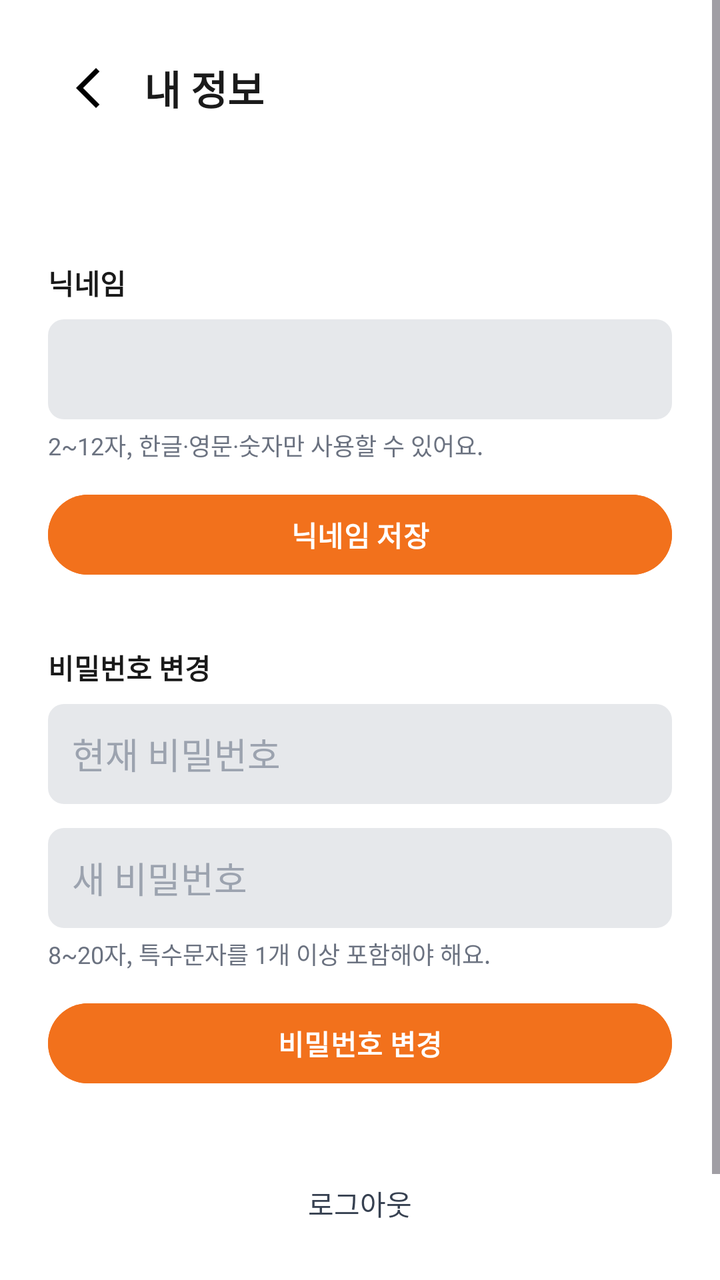
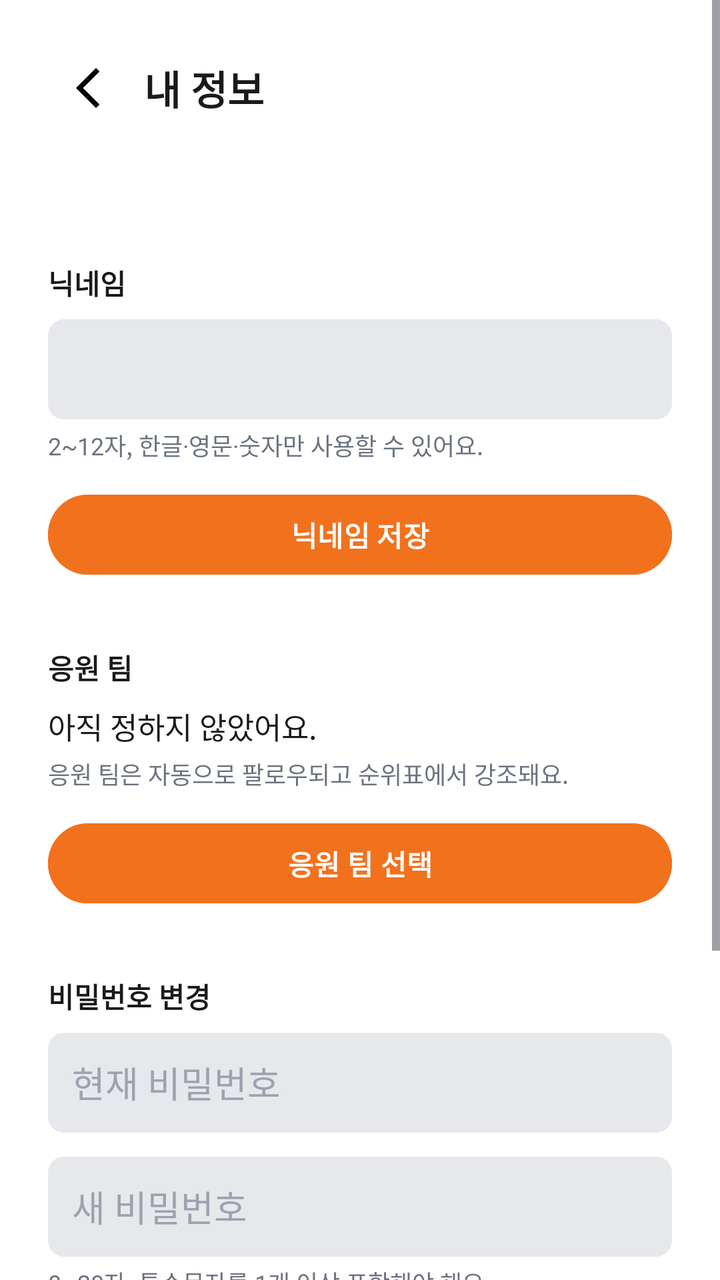

Screens rendered from an Android XML layout before and after an edit, with the pre-edit source and the edit as a unified diff.
<!-- AndroidManifest.xml: application theme Theme.SScore -->
<!-- res/layout/activity_profile.xml -->
<?xml version="1.0" encoding="utf-8"?>
<ScrollView
    xmlns:android="http://schemas.android.com/apk/res/android"
    android:layout_width="match_parent"
    android:layout_height="match_parent"
    android:background="@color/bg"
    android:fillViewport="true">

    <LinearLayout
        android:layout_width="match_parent"
        android:layout_height="wrap_content"
        android:orientation="vertical"
        android:padding="24dp">

        <LinearLayout
            android:layout_width="match_parent"
            android:layout_height="wrap_content"
            android:gravity="center_vertical"
            android:orientation="horizontal"
            android:layout_marginBottom="24dp">

            <ImageView
                android:id="@+id/btnBack"
                android:layout_width="40dp"
                android:layout_height="40dp"
                android:padding="8dp"
                android:src="@drawable/ic_arrow_back"
                android:contentDescription="뒤로" />

            <TextView
                android:layout_width="wrap_content"
                android:layout_height="wrap_content"
                android:layout_marginStart="8dp"
                android:text="내 정보"
                android:textColor="@color/text_primary"
                android:textSize="20sp"
                android:textStyle="bold" />
        </LinearLayout>

        <TextView
            android:id="@+id/tvEmail"
            android:layout_width="match_parent"
            android:layout_height="wrap_content"
            android:layout_marginBottom="24dp"
            android:textColor="@color/text_secondary"
            android:textSize="14sp" />

        
        <TextView
            android:layout_width="wrap_content"
            android:layout_height="wrap_content"
            android:layout_marginBottom="8dp"
            android:text="닉네임"
            android:textColor="@color/text_primary"
            android:textSize="14sp"
            android:textStyle="bold" />

        <EditText
            android:id="@+id/etNickname"
            android:layout_width="match_parent"
            android:layout_height="50dp"
            android:background="@drawable/edittext_bg"
            android:inputType="text"
            android:maxLength="12"
            android:padding="12dp"
            android:textColor="@color/text_primary" />

        <TextView
            android:layout_width="match_parent"
            android:layout_height="wrap_content"
            android:layout_marginTop="4dp"
            android:text="2~12자, 한글·영문·숫자만 사용할 수 있어요."
            android:textColor="@color/text_secondary"
            android:textSize="12sp" />

        <Button
            android:id="@+id/btnSaveNickname"
            android:layout_width="match_parent"
            android:layout_height="48dp"
            android:layout_marginTop="12dp"
            android:backgroundTint="@color/accent"
            android:text="닉네임 저장"
            android:textColor="@color/on_accent"
            android:textStyle="bold" />

        <TextView
            android:id="@+id/tvNicknameNotice"
            android:layout_width="match_parent"
            android:layout_height="wrap_content"
            android:layout_marginTop="8dp"
            android:textSize="13sp"
            android:visibility="gone" />

        
        <TextView
            android:layout_width="wrap_content"
            android:layout_height="wrap_content"
            android:layout_marginTop="32dp"
            android:layout_marginBottom="8dp"
            android:text="비밀번호 변경"
            android:textColor="@color/text_primary"
            android:textSize="14sp"
            android:textStyle="bold" />

        <EditText
            android:id="@+id/etCurrentPassword"
            android:layout_width="match_parent"
            android:layout_height="50dp"
            android:layout_marginBottom="12dp"
            android:background="@drawable/edittext_bg"
            android:hint="현재 비밀번호"
            android:inputType="textPassword"
            android:padding="12dp"
            android:textColor="@color/text_primary"
            android:textColorHint="@color/text_hint" />

        <EditText
            android:id="@+id/etNewPassword"
            android:layout_width="match_parent"
            android:layout_height="50dp"
            android:background="@drawable/edittext_bg"
            android:hint="새 비밀번호"
            android:inputType="textPassword"
            android:padding="12dp"
            android:textColor="@color/text_primary"
            android:textColorHint="@color/text_hint" />

        <TextView
            android:layout_width="match_parent"
            android:layout_height="wrap_content"
            android:layout_marginTop="4dp"
            android:text="8~20자, 특수문자를 1개 이상 포함해야 해요."
            android:textColor="@color/text_secondary"
            android:textSize="12sp" />

        <Button
            android:id="@+id/btnChangePassword"
            android:layout_width="match_parent"
            android:layout_height="48dp"
            android:layout_marginTop="12dp"
            android:backgroundTint="@color/accent"
            android:text="비밀번호 변경"
            android:textColor="@color/on_accent"
            android:textStyle="bold" />

        <TextView
            android:id="@+id/tvPasswordNotice"
            android:layout_width="match_parent"
            android:layout_height="wrap_content"
            android:layout_marginTop="8dp"
            android:textSize="13sp"
            android:visibility="gone" />

        <ProgressBar
            android:id="@+id/progress"
            android:layout_width="wrap_content"
            android:layout_height="wrap_content"
            android:layout_gravity="center_horizontal"
            android:layout_marginTop="16dp"
            android:indeterminateTint="@color/accent"
            android:visibility="gone" />

        <View
            android:layout_width="match_parent"
            android:layout_height="0dp"
            android:layout_weight="1" />

        <TextView
            android:id="@+id/tvWithdrawNotice"
            android:layout_width="match_parent"
            android:layout_height="wrap_content"
            android:layout_marginTop="16dp"
            android:textSize="13sp"
            android:visibility="gone" />

        <Button
            android:id="@+id/btnLogout"
            style="?android:attr/borderlessButtonStyle"
            android:layout_width="match_parent"
            android:layout_height="wrap_content"
            android:layout_marginTop="32dp"
            android:text="로그아웃"
            android:textColor="@color/text_body" />

        <Button
            android:id="@+id/btnWithdraw"
            style="?android:attr/borderlessButtonStyle"
            android:layout_width="match_parent"
            android:layout_height="wrap_content"
            android:text="회원 탈퇴"
            android:textColor="@color/negative" />
    </LinearLayout>
</ScrollView>
<!-- resources referenced by this layout -->
<resources>
  <color name="accent">#F2711C</color>
  <color name="bg">#FFFFFF</color>
  <color name="negative">#DC2626</color>
  <color name="on_accent">#FFFFFF</color>
  <color name="text_body">#374151</color>
  <color name="text_hint">#9CA3AF</color>
  <color name="text_primary">#1A1A1A</color>
  <color name="text_secondary">#6B7280</color>
  <!-- drawable edittext_bg (drawable) -->
  <?xml version="1.0" encoding="utf-8"?>
  <shape xmlns:android="http://schemas.android.com/apk/res/android">
      <solid android:color="@color/surface_variant"/>
      <corners android:radius="8dp"/>
  </shape>
  <!-- drawable ic_arrow_back (drawable) -->
  <vector xmlns:android="http://schemas.android.com/apk/res/android" android:height="24dp" android:tint="#000000" android:viewportHeight="24" android:viewportWidth="24" android:width="24dp">
        
      <path android:fillColor="@android:color/white" android:pathData="M17.77,3.77l-1.77,-1.77l-10,10l10,10l1.77,-1.77l-8.23,-8.23z"/>
      
  </vector>
  <style name="Theme.SScore" parent="Base.Theme.SScore" />
  <color name="surface_variant">#E6E8EB</color>
  <style name="Base.Theme.SScore" parent="Theme.Material3.Light.NoActionBar">
          <item name="colorPrimary">@color/accent</item>
          <item name="colorOnPrimary">@color/on_accent</item>
          <item name="android:windowBackground">@color/bg</item>
          <item name="android:statusBarColor">@color/bg</item>
          <item name="android:navigationBarColor">@color/bg</item>
          <item name="android:windowLightStatusBar">true</item>
          <item name="android:windowLightNavigationBar" tools:targetApi="o_mr1">true</item>
      </style>
</resources>

<!-- the commit's change to res/layout/activity_profile.xml (unified diff, before → after) -->
@@ -97,6 +97,62 @@
             android:layout_height="wrap_content"
             android:layout_marginTop="32dp"
             android:layout_marginBottom="8dp"
+            android:text="응원 팀"
+            android:textColor="@color/text_primary"
+            android:textSize="14sp"
+            android:textStyle="bold" />
+
+        <TextView
+            android:id="@+id/tvSupportedTeam"
+            android:layout_width="match_parent"
+            android:layout_height="wrap_content"
+            android:text="아직 정하지 않았어요."
+            android:textColor="@color/text_primary"
+            android:textSize="15sp" />
+
+        <TextView
+            android:layout_width="match_parent"
+            android:layout_height="wrap_content"
+            android:layout_marginTop="4dp"
+            android:text="응원 팀은 자동으로 팔로우되고 순위표에서 강조돼요."
+            android:textColor="@color/text_secondary"
+            android:textSize="12sp" />
+
+        <Button
+            android:id="@+id/btnPickTeam"
+            android:layout_width="match_parent"
+            android:layout_height="48dp"
+            android:layout_marginTop="12dp"
+            android:backgroundTint="@color/accent"
+            android:text="응원 팀 선택"
+            android:textColor="@color/on_accent"
+            android:textStyle="bold" />
+
+        <TextView
+            android:id="@+id/btnClearTeam"
+            android:layout_width="wrap_content"
+            android:layout_height="wrap_content"
+            android:layout_marginTop="8dp"
+            android:padding="4dp"
+            android:text="응원 팀 해제"
+            android:textColor="@color/text_secondary"
+            android:textSize="13sp"
+            android:visibility="gone" />
+
+        <TextView
+            android:id="@+id/tvTeamNotice"
+            android:layout_width="match_parent"
+            android:layout_height="wrap_content"
+            android:layout_marginTop="8dp"
+            android:textSize="13sp"
+            android:visibility="gone" />
+
+        
+        <TextView
+            android:layout_width="wrap_content"
+            android:layout_height="wrap_content"
+            android:layout_marginTop="32dp"
+            android:layout_marginBottom="8dp"
             android:text="비밀번호 변경"
             android:textColor="@color/text_primary"
             android:textSize="14sp"
